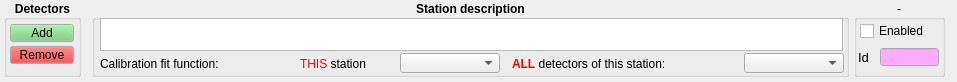
The window that ui/stationgb.ui (afrankenthal/Monicelli) describes before a commit, drawn with Qt 5.
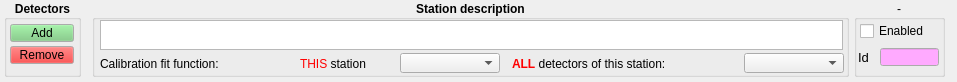
The same window after the commit. Custom widgets are drawn as their Qt base class.

Patch:
```diff
--- a/ui/stationgb.ui
+++ b/ui/stationgb.ui
@@ -87,9 +87,9 @@
     <property name="geometry">
      <rect>
       <x>8</x>
-      <y>18</y>
+      <y>20</y>
       <width>743</width>
-      <height>33</height>
+      <height>30</height>
      </rect>
     </property>
     <property name="font">
```
Left out of the diff: 9 changed lines with no effect on the pictures.
